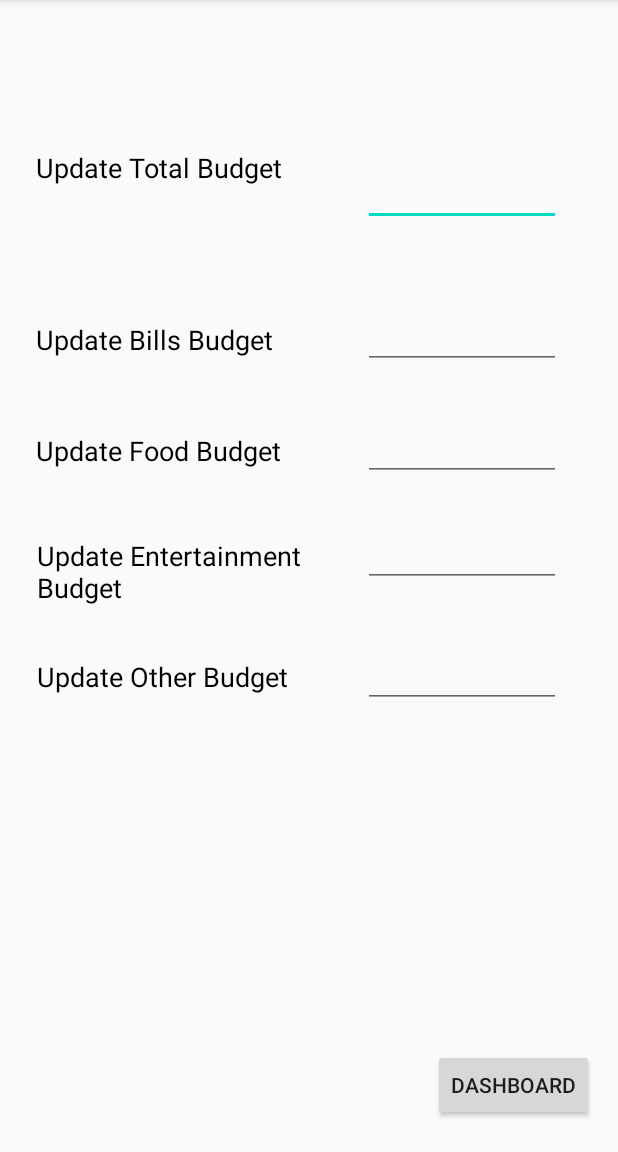
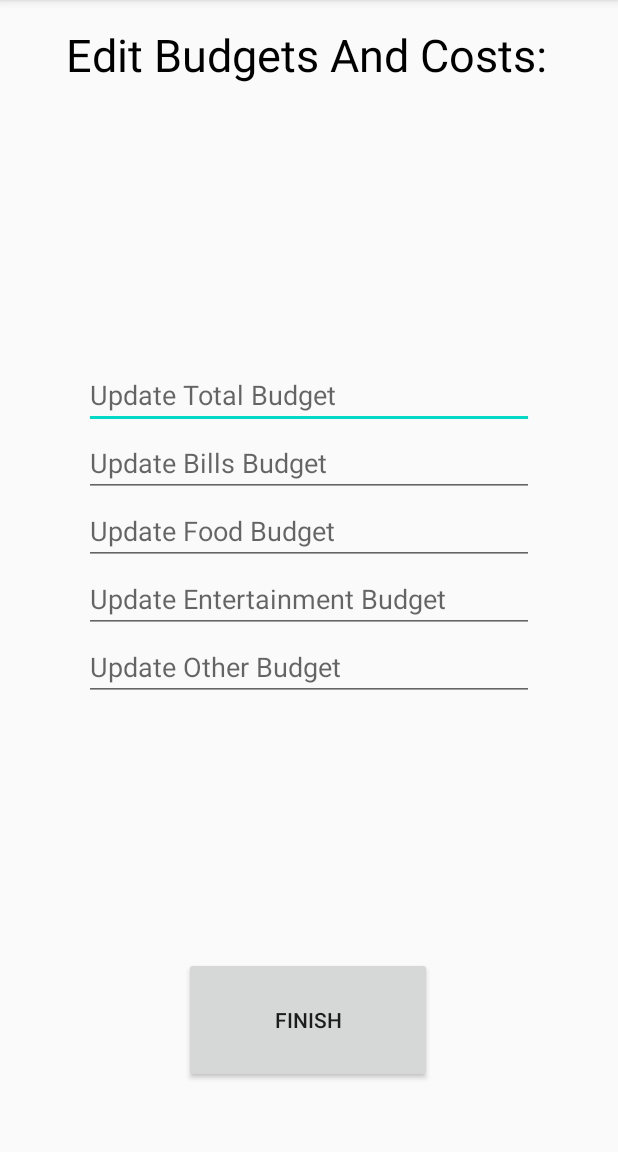
Before and after one commit to Haider-01/CS160-Project, an Android app: the Settings screen opened directly, with no data from a screen before it, on a phone screen of 412 x 824 dp, the part 84-1236 px from its top. Run offline under Robolectric (Android 15) with nearby library versions, the light colour scheme and no system bars; our stand-ins replace Volley.

Commit message:
Changes to the Settings layout

```diff
--- a/app/src/main/java/com/example/loginregister_mysql_volley/Settings.java
+++ b/app/src/main/java/com/example/loginregister_mysql_volley/Settings.java
@@ -54,17 +54,11 @@ public class Settings extends AppCompatActivity {
             }
         });
 
-        totalBudget = (TextView) findViewById(R.id.TotalBudget);
-        billsBudget = (TextView) findViewById(R.id.BillsBudget);
-        foodBudget = (TextView) findViewById(R.id.FoodBudget);
-        entertainmentBudget = (TextView) findViewById(R.id.EntertainmentBudget);
-        otherBudget = (TextView) findViewById(R.id.OtherBudget);
-
-        edtTotalBudget = (EditText) findViewById(R.id.editTotalBudget);
-        edtBillsBudget = (EditText) findViewById(R.id.editBillsBudget);
-        edtFoodBudget = (EditText) findViewById(R.id.editFoodBudget);
-        edtEntertainmentBudget = (EditText) findViewById(R.id.editEntertainmentBudget);
-        edtOtherBudget = (EditText) findViewById(R.id.editOtherBudget);
+        edtTotalBudget = (EditText) findViewById(R.id.settingsTotalBudget);
+        edtBillsBudget = (EditText) findViewById(R.id.settingsBillsBudget);
+        edtFoodBudget = (EditText) findViewById(R.id.settingsFoodBudget);
+        edtEntertainmentBudget = (EditText) findViewById(R.id.settingsEntertainmentBudget);
+        edtOtherBudget = (EditText) findViewById(R.id.settingsOtherBudget);
 
         edtTotalBudget.setOnClickListener(new View.OnClickListener() {
             @Override
--- a/app/src/main/java/com/example/loginregister_mysql_volley/UserFields.java
+++ b/app/src/main/java/com/example/loginregister_mysql_volley/UserFields.java
@@ -31,7 +31,6 @@ import java.util.Map;
 
 public class UserFields extends AppCompatActivity {
     EditText totalBudget, billsBudget, foodBudget, entertainmentBudget, otherBudget;
-    EditText currentBillsCost, currentFoodCost, currentEntertainmentCost, currentOthersCost;
     Button finish;
 
     @Override
@@ -44,10 +43,6 @@ public class UserFields extends AppCompatActivity {
         foodBudget = (EditText) findViewById(R.id.userFieldsFoodBudget);
         entertainmentBudget = (EditText) findViewById(R.id.userFieldsEntertainmentBudget);
         otherBudget = (EditText) findViewById(R.id.userFieldsOtherBudget);
-        currentBillsCost = (EditText) findViewById(R.id.userFieldsCurrentBillsCost);
-        currentFoodCost = (EditText) findViewById(R.id.userFieldsCurrentFoodCost);
-        currentEntertainmentCost = (EditText) findViewById(R.id.userFieldsCurrentEntertainmentCosts);
-        currentOthersCost = (EditText) findViewById(R.id.userFieldsCurrentOthersCost);
         finish = (Button) findViewById(R.id.finishUserFields);
 
         finish.setOnClickListener(new View.OnClickListener() {
--- a/app/src/main/res/layout/activity_settings.xml
+++ b/app/src/main/res/layout/activity_settings.xml
@@ -5,162 +5,101 @@
     android:layout_width="match_parent"
     android:layout_height="match_parent">
 
+    <TextView
+        android:id="@+id/userFieldsTitle2"
+        android:layout_width="352dp"
+        android:layout_height="63dp"
+        android:text="Edit Budgets And Costs: "
+        android:textColor="#000000"
+        android:textSize="30sp"
+        app:layout_constraintBottom_toBottomOf="parent"
+        app:layout_constraintEnd_toEndOf="parent"
+        app:layout_constraintHorizontal_bias="0.728"
+        app:layout_constraintStart_toStartOf="parent"
+        app:layout_constraintTop_toTopOf="parent"
+        app:layout_constraintVertical_bias="0.023" />
+
     <Button
         android:id="@+id/dashboardFromSettings"
-        android:layout_width="wrap_content"
-        android:layout_height="wrap_content"
-        android:text="DASHBOARD"
+        android:layout_width="165dp"
+        android:layout_height="84dp"
+        android:text="FINISH"
         app:layout_constraintBottom_toBottomOf="parent"
         app:layout_constraintEnd_toEndOf="parent"
-        app:layout_constraintHorizontal_bias="0.947"
+        app:layout_constraintHorizontal_bias="0.497"
         app:layout_constraintStart_toStartOf="parent"
         app:layout_constraintTop_toTopOf="parent"
-        app:layout_constraintVertical_bias="0.971" />
+        app:layout_constraintVertical_bias="0.933" />
 
-    <EditText
-        android:id="@+id/editTotalBudget"
-        android:layout_width="132dp"
-        android:layout_height="35dp"
-        android:layout_marginTop="99dp"
-        android:layout_marginEnd="38dp"
-        android:layout_marginRight="38dp"
-        android:layout_marginBottom="44dp"
-        android:ems="10"
-        android:inputType="number"
-        app:layout_constraintBottom_toTopOf="@+id/editBillsBudget"
+    <LinearLayout
+        android:layout_width="340dp"
+        android:layout_height="287dp"
+        android:orientation="vertical"
+        app:layout_constraintBottom_toBottomOf="parent"
         app:layout_constraintEnd_toEndOf="parent"
-        app:layout_constraintTop_toTopOf="parent" />
+        app:layout_constraintStart_toStartOf="parent"
+        app:layout_constraintTop_toTopOf="parent">
 
-    <EditText
-        android:id="@+id/editEntertainmentBudget"
-        android:layout_width="132dp"
-        android:layout_height="35dp"
-        android:layout_marginEnd="38dp"
-        android:layout_marginRight="38dp"
-        android:layout_marginBottom="45dp"
-        android:ems="10"
-        android:inputType="number"
-        app:layout_constraintBottom_toTopOf="@+id/editOtherBudget"
-        app:layout_constraintEnd_toEndOf="parent" />
+        <RelativeLayout
+            android:layout_width="match_parent"
+            android:layout_height="wrap_content">
 
-    <EditText
-        android:id="@+id/editOtherBudget"
-        android:layout_width="132dp"
-        android:layout_height="35dp"
-        android:layout_marginEnd="38dp"
-        android:layout_marginRight="38dp"
-        android:layout_marginBottom="227dp"
-        android:ems="10"
-        android:inputType="number"
-        app:layout_constraintBottom_toTopOf="@+id/dashboardFromSettings"
-        app:layout_constraintEnd_toEndOf="parent" />
+            <EditText
+                android:id="@+id/settingsTotalBudget"
+                android:layout_width="300dp"
+                android:layout_height="wrap_content"
+                android:layout_centerHorizontal="true"
+                android:hint="Update Total Budget" />
+        </RelativeLayout>
 
-    <EditText
-        android:id="@+id/editFoodBudget"
-        android:layout_width="132dp"
-        android:layout_height="35dp"
-        android:layout_marginEnd="38dp"
-        android:layout_marginRight="38dp"
-        android:layout_marginBottom="35dp"
-        android:ems="10"
-        android:inputType="number"
-        app:layout_constraintBottom_toTopOf="@+id/editEntertainmentBudget"
-        app:layout_constraintEnd_toEndOf="parent" />
+        <RelativeLayout
+            android:layout_width="match_parent"
+            android:layout_height="wrap_content">
 
-    <EditText
-        android:id="@+id/editBillsBudget"
-        android:layout_width="132dp"
-        android:layout_height="35dp"
-        android:layout_marginEnd="38dp"
-        android:layout_marginRight="38dp"
-        android:layout_marginBottom="39dp"
-        android:ems="10"
-        android:inputType="number"
-        app:layout_constraintBottom_toTopOf="@+id/editFoodBudget"
-        app:layout_constraintEnd_toEndOf="parent" />
+            <EditText
+                android:id="@+id/settingsBillsBudget"
+                android:layout_width="300dp"
+                android:layout_height="wrap_content"
+                android:layout_centerHorizontal="true"
+                android:hint="Update Bills Budget" />
+        </RelativeLayout>
 
-    <TextView
-        android:id="@+id/BillsBudget"
-        android:layout_width="180dp"
-        android:layout_height="38dp"
-        android:layout_marginStart="23dp"
-        android:layout_marginLeft="23dp"
-        android:layout_marginEnd="38dp"
-        android:layout_marginRight="38dp"
-        android:layout_marginBottom="36dp"
-        android:text="Update Bills Budget"
-        android:textColor="#000000"
-        android:textSize="18sp"
-        app:layout_constraintBottom_toTopOf="@+id/FoodBudget"
-        app:layout_constraintEnd_toStartOf="@+id/editBillsBudget"
-        app:layout_constraintStart_toStartOf="parent" />
+        <RelativeLayout
+            android:layout_width="match_parent"
+            android:layout_height="wrap_content">
 
-    <TextView
-        android:id="@+id/FoodBudget"
-        android:layout_width="180dp"
-        android:layout_height="38dp"
-        android:layout_marginStart="23dp"
-        android:layout_marginLeft="23dp"
-        android:layout_marginEnd="38dp"
-        android:layout_marginRight="38dp"
-        android:layout_marginBottom="32dp"
-        android:text="Update Food Budget"
-        android:textColor="#000000"
-        android:textSize="18sp"
-        app:layout_constraintBottom_toTopOf="@+id/EntertainmentBudget"
-        app:layout_constraintEnd_toStartOf="@+id/editFoodBudget"
-        app:layout_constraintStart_toStartOf="parent" />
+            <EditText
+                android:id="@+id/settingsFoodBudget"
+                android:layout_width="300dp"
+                android:layout_height="wrap_content"
+                android:layout_centerHorizontal="true"
+                android:hint="Update Food Budget" />
+        </RelativeLayout>
 
-    <TextView
-        android:id="@+id/EntertainmentBudget"
-        android:layout_width="178dp"
-        android:layout_height="45dp"
-        android:layout_marginStart="23dp"
-        android:layout_marginLeft="23dp"
-        android:layout_marginEnd="38dp"
-        android:layout_marginRight="38dp"
-        android:layout_marginBottom="35dp"
-        android:text="Update Entertainment Budget"
-        android:textColor="#000000"
-        android:textSize="18sp"
-        app:layout_constraintBottom_toTopOf="@+id/OtherBudget"
-        app:layout_constraintEnd_toStartOf="@+id/editEntertainmentBudget"
-        app:layout_constraintStart_toStartOf="parent" />
+        <RelativeLayout
+            android:layout_width="match_parent"
+            android:layout_height="wrap_content">
 
-    <TextView
-        android:id="@+id/OtherBudget"
-        android:layout_width="178dp"
-        android:layout_height="45dp"
-        android:layout_marginStart="23dp"
-        android:layout_marginLeft="23dp"
-        android:layout_marginEnd="38dp"
-        android:layout_marginRight="38dp"
-        android:layout_marginBottom="284dp"
-        android:text="Update Other Budget"
-        android:textColor="#000000"
-        android:textSize="18sp"
-        app:layout_constraintBottom_toBottomOf="parent"
-        app:layout_constraintEnd_toStartOf="@+id/editEntertainmentBudget"
-        app:layout_constraintStart_toStartOf="parent" />
+            <EditText
+                android:id="@+id/settingsEntertainmentBudget"
+                android:layout_width="300dp"
+                android:layout_height="wrap_content"
+                android:layout_centerHorizontal="true"
+                android:hint="Update Entertainment Budget" />
+        </RelativeLayout>
 
-    <TextView
-        android:id="@+id/TotalBudget"
-        android:layout_width="180dp"
-        android:layout_height="38dp"
-        android:layout_marginStart="23dp"
-        android:layout_marginLeft="23dp"
-        android:layout_marginTop="99dp"
-        android:layout_marginEnd="38dp"
-        android:layout_marginRight="38dp"
-        android:layout_marginBottom="41dp"
-        android:text="Update Total Budget"
-        android:textColor="#000000"
-        android:textSize="18sp"
-        app:layout_constraintBottom_toTopOf="@+id/BillsBudget"
-        app:layout_constraintEnd_toStartOf="@+id/editTotalBudget"
-        app:layout_constraintHorizontal_bias="1.0"
-        app:layout_constraintStart_toStartOf="parent"
-        app:layout_constraintTop_toTopOf="parent"
-        app:layout_constraintVertical_bias="0.0" />
+        <RelativeLayout
+            android:layout_width="match_parent"
+            android:layout_height="wrap_content">
+
+            <EditText
+                android:id="@+id/settingsOtherBudget"
+                android:layout_width="300dp"
+                android:layout_height="wrap_content"
+                android:layout_centerHorizontal="true"
+                android:hint="Update Other Budget" />
+        </RelativeLayout>
+
+    </LinearLayout>
 
 </androidx.constraintlayout.widget.ConstraintLayout>
--- a/app/src/main/res/layout/activity_userfields.xml
+++ b/app/src/main/res/layout/activity_userfields.xml
@@ -18,15 +18,15 @@
 
     <LinearLayout
         android:id="@+id/linearLayout"
-        android:layout_width="332dp"
-        android:layout_height="434dp"
+        android:layout_width="322dp"
+        android:layout_height="276dp"
         android:orientation="vertical"
         app:layout_constraintBottom_toBottomOf="parent"
         app:layout_constraintEnd_toEndOf="parent"
-        app:layout_constraintHorizontal_bias="0.493"
+        app:layout_constraintHorizontal_bias="0.494"
         app:layout_constraintStart_toStartOf="parent"
         app:layout_constraintTop_toTopOf="parent"
-        app:layout_constraintVertical_bias="0.498">
+        app:layout_constraintVertical_bias="0.432">
 
         <RelativeLayout
             android:layout_width="match_parent"
@@ -88,53 +88,6 @@
                 android:hint="Other Budget" />
         </RelativeLayout>
 
-        <RelativeLayout
-            android:layout_width="match_parent"
-            android:layout_height="wrap_content">
-
-            <EditText
-                android:id="@+id/userFieldsCurrentBillsCost"
-                android:layout_width="300dp"
-                android:layout_height="wrap_content"
-                android:layout_centerHorizontal="true"
-                android:hint="Current Bills Cost" />
-        </RelativeLayout>
-
-        <RelativeLayout
-            android:layout_width="match_parent"
-            android:layout_height="wrap_content">
-
-            <EditText
-                android:id="@+id/userFieldsCurrentFoodCost"
-                android:layout_width="300dp"
-                android:layout_height="wrap_content"
-                android:layout_centerHorizontal="true"
-                android:hint="Current Food Cost" />
-        </RelativeLayout>
-
-        <RelativeLayout
-            android:layout_width="match_parent"
-            android:layout_height="wrap_content">
-
-            <EditText
-                android:id="@+id/userFieldsCurrentEntertainmentCosts"
-                android:layout_width="300dp"
-                android:layout_height="wrap_content"
-                android:layout_centerHorizontal="true"
-                android:hint="Current Entertainment Costs" />
-        </RelativeLayout>
-
-        <RelativeLayout
-            android:layout_width="match_parent"
-            android:layout_height="wrap_content">
-
-            <EditText
-                android:id="@+id/userFieldsCurrentOthersCost"
-                android:layout_width="300dp"
-                android:layout_height="wrap_content"
-                android:layout_centerHorizontal="true"
-                android:hint="Current Other Cost" />
-        </RelativeLayout>
     </LinearLayout>
 
     <TextView
```
